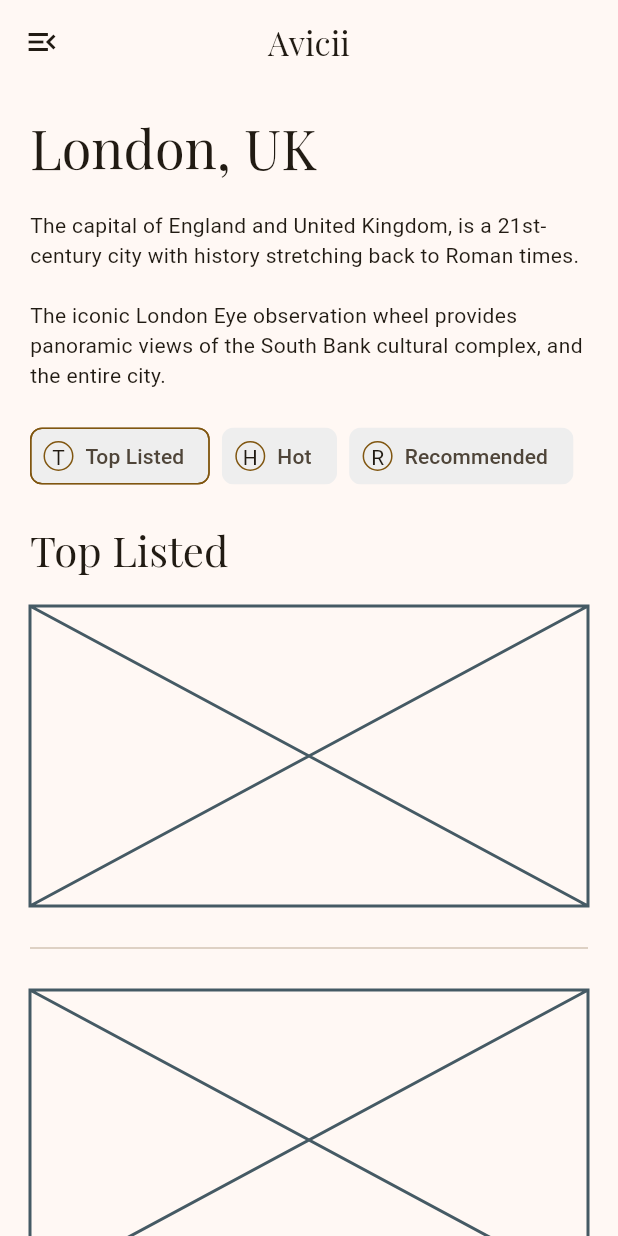
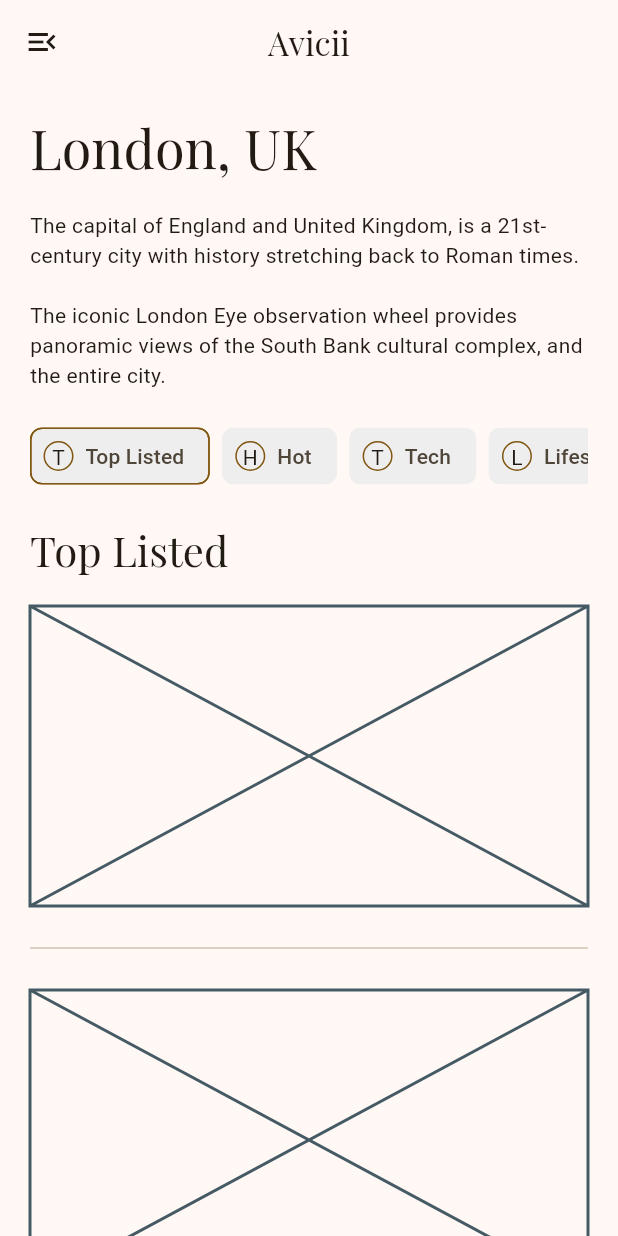
Before and after one commit to DhruvamSharma/EqualWidthList, a Flutter app: the screen it shows after launch, on a phone screen of 412 x 824 dp. Run offline on Flutter 3.47's test engine with Material 3 defaults, Android fonts, the phone set to English and light mode, and no system bars; our stand-ins replace bloc, flutter_bloc, google_fonts; generated files the repository leaves out were written again; Roboto replaces fonts that are missing (Anaheim).

Commit message:
added scrollable chip list

```diff
--- a/lib/counter/view/widgets/chip_list.dart
+++ b/lib/counter/view/widgets/chip_list.dart
@@ -14,7 +14,9 @@ class ChipList extends StatelessWidget {
 
   @override
   Widget build(BuildContext context) {
-    return Row(
+    return SingleChildScrollView(
+      scrollDirection: Axis.horizontal,
+      child: Row(
         children: Topics.values
             .map(
               (topic) => Padding(
@@ -23,6 +25,7 @@ class ChipList extends StatelessWidget {
               ),
             )
             .toList(),
+      ),
     );
   }
 }
--- a/lib/utils/topics.dart
+++ b/lib/utils/topics.dart
@@ -7,6 +7,8 @@
 enum Topics {
   topListed('Top Listed'),
   hot('Hot'),
+  tech('Tech'),
+  Lifestyle('Lifestyle'),
   recommended('Recommended');
 
   const Topics(this.label);
```
Lines whose indentation alone changed are shown as unchanged.
